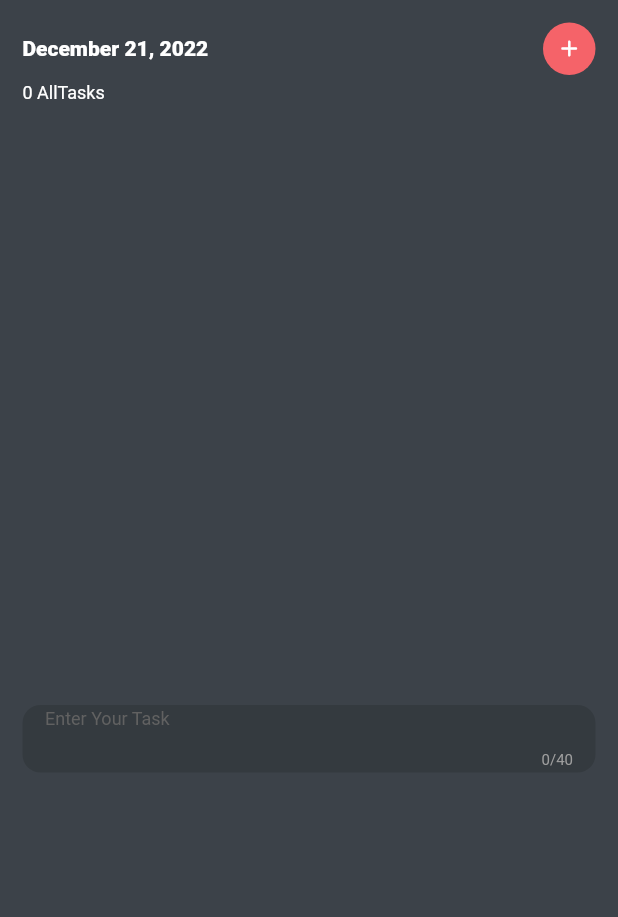
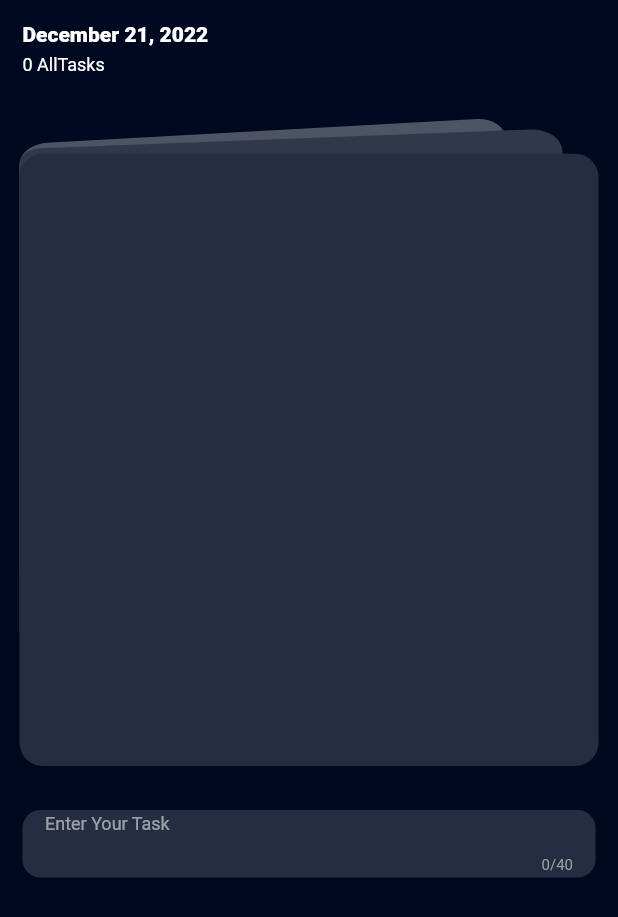
Before and after one commit to hamidrezal/Todoextention, a Flutter app: the screen it shows after launch, on a phone screen of 412 x 824 dp. Shown: the top 917 px of the screen. Run offline on Flutter 3.47's test engine with Material 2 defaults, Android fonts, the light colour scheme and no system bars; our stand-ins replace get, get_storage.

Commit message:
change ui

```diff
--- a/lib/view/pages/home_screen.dart
+++ b/lib/view/pages/home_screen.dart
@@ -2,9 +2,11 @@ import 'package:flutter/material.dart';
 import 'package:get/get.dart';
 import 'package:intl/intl.dart';
 import 'package:task_list/control/controller/task_controller.dart';
-import 'package:task_list/model/task_model.dart';
 import 'package:uuid/uuid.dart';
 import 'package:task_list/view/widgets/textfield_widgets.dart';
+
+import '../shapes/CustomDrawShape.dart';
+
 
 class HomeScreen extends StatelessWidget {
   const HomeScreen({Key? key}) : super(key: key);
@@ -15,15 +17,21 @@ class HomeScreen extends StatelessWidget {
     var taskcontroller = Get.find<TaskModelController>();
     var uuid =const Uuid(); // generate auto unic id
     return Scaffold(
-      backgroundColor: const Color(0xff3c4249),
-      body: ListView(
+      backgroundColor: const Color(0xff00091f),
+      body:  ListView(
         children: [
           _Header(width: width,taskcontroller: taskcontroller,uuid: uuid,),/// Herder Section :  Time
           /// Task ListView
+          Stack(
+            children: [
               Container(
-            margin: const EdgeInsets.only(top: 20),
+                height: 450,
+                child: CustomShape(),
+              ),
+              Container(
+                  margin: const EdgeInsets.only(top: 50,left: 10,right: 10),
                   width: width,
-            height: 360,
+                  height: 350,
                   child: Obx(()=>ListView.builder(
                       itemCount: taskcontroller.tasks.length,
                       itemBuilder: (context,index){
@@ -36,8 +44,12 @@ class HomeScreen extends StatelessWidget {
                               children: [
                                 Row(children: [
                                   /// Checkbox
-                              Checkbox(
-                                shape: RoundedRectangleBorder(borderRadius: BorderRadius.circular(4)),
+                                  Container(
+                                    width: 8,
+                                    height: 8,
+                                    child: Checkbox(
+                                      shape: RoundedRectangleBorder(borderRadius: BorderRadius.circular(5)),
+                                      side: const BorderSide(color: Color(0xfff56369)),
                                       checkColor: Colors.white,
                                       activeColor: const Color(0xfff56369),
                                       onChanged: (value) {
@@ -45,9 +57,10 @@ class HomeScreen extends StatelessWidget {
                                         Get.find<TaskModelController>().tasks[index] = taskcontroller.tasks[index];
                                       },
                                       value:taskcontroller.tasks[index].status,),
-                              // #
+                                  ),
+                                  /// #
                                   const Padding(
-                                padding: EdgeInsets.only(left: 3,right: 5),
+                                    padding: EdgeInsets.only(left:10,right: 5),
                                     child: Text("#",style: TextStyle(color: Color(0xffc6c6c6)),),
                                   ),
                                   /// task title
@@ -68,6 +81,8 @@ class HomeScreen extends StatelessWidget {
                         );
                       }),)
               ),
+            ],
+          ),
           /// text field
           CustomTextFeild(width: width, taskcontroller: taskcontroller,uuid: uuid),
         ],
@@ -76,48 +91,6 @@ class HomeScreen extends StatelessWidget {
   }
 }
 
-
-
-// Divider : Add Buttton
-class _AddTasksection extends StatelessWidget {
-  const _AddTasksection({
-    Key? key,
-    required this.width,
-    required this.taskcontroller,
-    required this.uuid,
-  }) : super(key: key);
-
-  final double width;
-  final TaskModelController taskcontroller;
-  final Uuid uuid;
-
-  @override
-  Widget build(BuildContext context) {
-    return Stack(
-      alignment: AlignmentDirectional.center,
-      children: [
-        /// AddButon
-        Container(
-        //alignment: const Alignment(0.84,0),
-        child:GestureDetector(
-          onTap: (){
-            taskcontroller.tasks.add(
-                TaskModel(tasktitle:taskcontroller.tasktitle!.text ,status: false, id: uuid.v4(),));
-            taskcontroller.tasktitle?.clear();
-          },
-          child: Container(width: 35, height: 35,
-            decoration: BoxDecoration(borderRadius: BorderRadius.circular(30),color: const Color(0xfff56369)),
-            child: const Center(child: Icon(Icons.add_rounded,color: Colors.white,size: 18,),),
-          ),
-        ),),
-
-
-      ],
-    );
-  }
-}
-
-// Herder Section :  Time
 class _Header extends StatelessWidget {
   const _Header({
     Key? key,
@@ -146,7 +119,7 @@ class _Header extends StatelessWidget {
              ///Time
              Text(DateFormat.yMMMMd().format(DateTime.now()),
                style: const TextStyle(color: Colors.white,fontWeight: FontWeight.w800),),
-               _AddTasksection(width: width, taskcontroller: taskcontroller, uuid: uuid),/// Add Buttton
+               //_AddTasksection(width: width, taskcontroller: taskcontroller, uuid: uuid),/// Add Buttton
            ],),
             /// Task counter
              Padding(
--- a/lib/view/widgets/textfield_widgets.dart
+++ b/lib/view/widgets/textfield_widgets.dart
@@ -22,7 +22,7 @@ class CustomTextFeild extends StatelessWidget {
         width: width,
         height: 45,
         decoration: BoxDecoration(
-            color: const Color(0xff343a3f),
+            color: const Color(0xff242d41),
             borderRadius: BorderRadius.circular(12)
         ),
         child: Padding(
@@ -40,11 +40,11 @@ class CustomTextFeild extends StatelessWidget {
                 ));
                 taskcontroller.tasktitle?.clear();
               },
-              decoration: InputDecoration(
-                counterStyle: const TextStyle(color: Colors.grey,fontSize: 10),
+              decoration: const InputDecoration(
+                counterStyle:  TextStyle(color: Colors.grey,fontSize: 10),
                 hintText: "Enter Your Task",
-                hintStyle: TextStyle(color: Colors.grey[700],fontSize: 12),
-                border: const UnderlineInputBorder(borderSide: BorderSide.none),
+                hintStyle: TextStyle(color: Colors.white54,fontSize: 12),
+                border:  UnderlineInputBorder(borderSide: BorderSide.none),
               )
           ),
         ),
```
Also changed, not shown: lib/view/shapes/CustomDrawShape.dart (added, +57 -0 lines), ui/task.jpg, 1 other file. Lines whose indentation alone changed are shown as unchanged.
